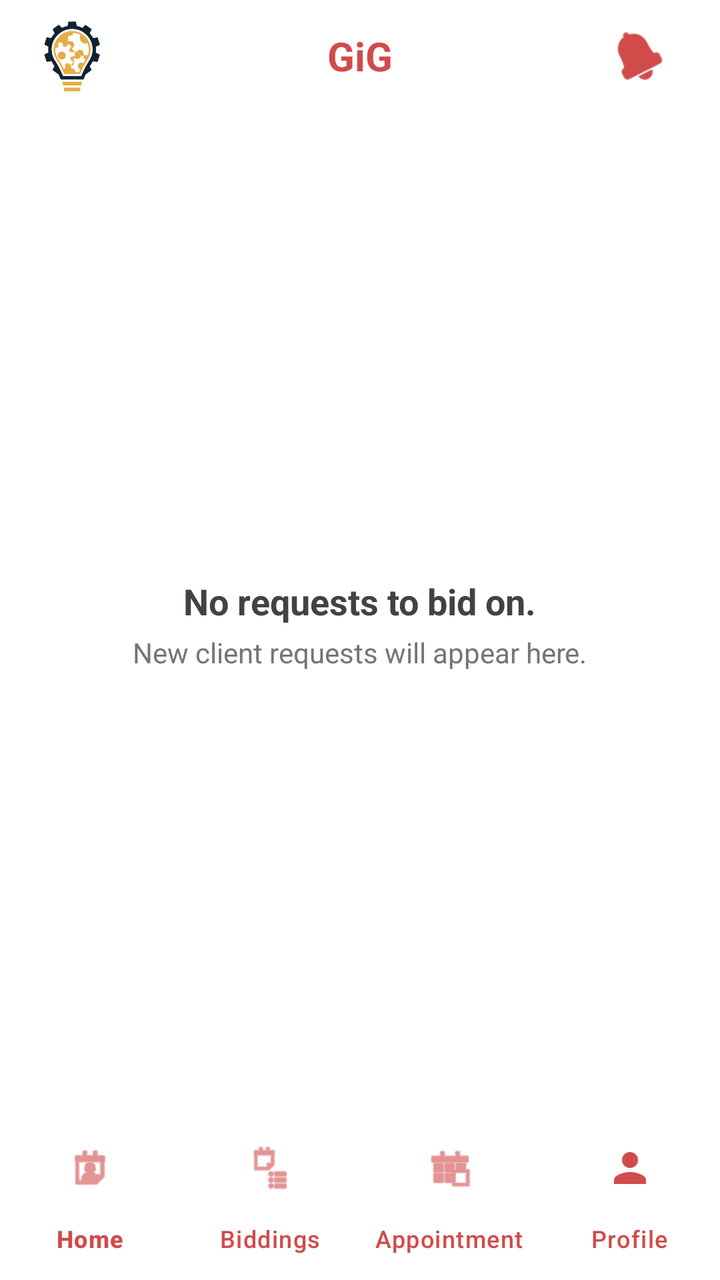
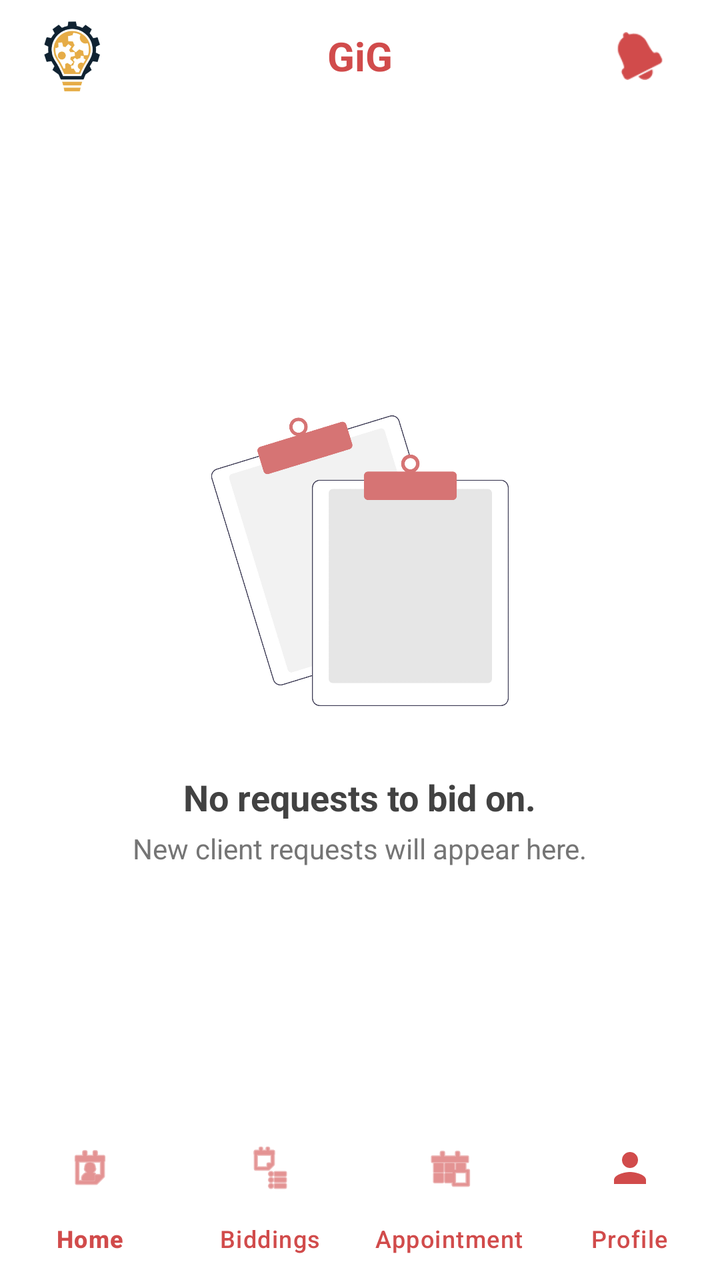

Two renders of the same Android screen: before a commit and after it. Below are the layout's source before the change and the commit's diff.
<!-- AndroidManifest.xml: application theme Theme.G08 -->
<!-- res/layout/home_pro.xml -->
<?xml version="1.0" encoding="utf-8"?>
<androidx.constraintlayout.widget.ConstraintLayout xmlns:android="http://schemas.android.com/apk/res/android"
    xmlns:app="http://schemas.android.com/apk/res-auto"
    xmlns:tools="http://schemas.android.com/tools"
    android:layout_width="match_parent"
    android:layout_height="match_parent"
    android:fitsSystemWindows="true">

    <LinearLayout
        android:id="@+id/contentArea"
        android:layout_width="match_parent"
        android:layout_height="0dp"
        android:orientation="vertical"
        app:layout_constraintBottom_toTopOf="@+id/bottomNav"
        app:layout_constraintTop_toTopOf="parent">

        
        <FrameLayout
            android:id="@+id/topNavBar"
            android:layout_width="match_parent"
            android:layout_height="56dp"
            android:paddingStart="16dp"
            android:paddingEnd="16dp"
            android:background="@color/white">

            <ImageView
                android:id="@+id/imgLogobulb"
                android:layout_width="40dp"
                android:layout_height="40dp"
                android:layout_gravity="start|center_vertical"
                android:contentDescription="@string/app_name"
                app:srcCompat="@drawable/gig_bulb_logo" />

            <TextView
                android:id="@+id/topNavTitle"
                android:layout_width="wrap_content"
                android:layout_height="wrap_content"
                android:layout_gravity="center"
                android:text="@string/app_name_gig"
                android:textColor="@color/main_cust_color_legacy"
                android:textSize="20sp"
                android:textStyle="bold" />

            <ImageButton
                android:id="@+id/btnNotification"
                android:layout_width="48dp"
                android:layout_height="48dp"
                android:layout_gravity="end|center_vertical"
                android:background="?attr/selectableItemBackgroundBorderless"
                android:contentDescription="@string/notification"
                android:scaleType="centerInside"
                android:padding="12dp"
                app:srcCompat="@android:drawable/ic_popup_reminder"
                app:tint="@color/main_cust_color_legacy" />
        </FrameLayout>

        
        <FrameLayout
            android:layout_width="match_parent"
            android:layout_height="0dp"
            android:layout_weight="1"
            android:layout_marginTop="8dp">

            
            <FrameLayout
                android:id="@+id/homeContent"
                android:layout_width="match_parent"
                android:layout_height="match_parent">

                <androidx.recyclerview.widget.RecyclerView
                    android:id="@+id/biddingsList"
                    android:layout_width="match_parent"
                    android:layout_height="match_parent"
                    android:clipToPadding="false"
                    android:paddingTop="8dp"
                    android:paddingBottom="16dp" />

                <LinearLayout
                    android:id="@+id/emptyBiddingsView"
                    android:layout_width="wrap_content"
                    android:layout_height="wrap_content"
                    android:layout_gravity="center"
                    android:orientation="vertical"
                    android:gravity="center"
                    android:padding="24dp">

                    <TextView
                        android:layout_width="wrap_content"
                        android:layout_height="wrap_content"
                        android:text="@string/no_biddings"
                        android:textColor="@color/main_netural_color"
                        android:textSize="18sp"
                        android:textStyle="bold" />

                    <TextView
                        android:layout_width="wrap_content"
                        android:layout_height="wrap_content"
                        android:layout_marginTop="4dp"
                        android:text="@string/no_biddings_hint"
                        android:textColor="@color/grey"
                        android:textSize="14sp" />
                </LinearLayout>
            </FrameLayout>

            
            <FrameLayout
                android:id="@+id/biddingsViewContent"
                android:layout_width="match_parent"
                android:layout_height="match_parent"
                android:visibility="gone">

                <TextView
                    android:layout_width="wrap_content"
                    android:layout_height="wrap_content"
                    android:layout_gravity="center"
                    android:text="@string/biddings_view"
                    android:textColor="@color/main_netural_color"
                    android:textSize="18sp" />
            </FrameLayout>

            
            <FrameLayout
                android:id="@+id/appointmentViewContent"
                android:layout_width="match_parent"
                android:layout_height="match_parent"
                android:visibility="gone">

                <TextView
                    android:layout_width="wrap_content"
                    android:layout_height="wrap_content"
                    android:layout_gravity="center"
                    android:text="@string/appointment_view"
                    android:textColor="@color/main_netural_color"
                    android:textSize="18sp" />
            </FrameLayout>

            
            <FrameLayout
                android:id="@+id/profileViewContent"
                android:layout_width="match_parent"
                android:layout_height="match_parent"
                android:visibility="gone">

                <ScrollView
                    android:layout_width="match_parent"
                    android:layout_height="match_parent"
                    android:fillViewport="true"
                    android:paddingHorizontal="16dp"
                    android:paddingTop="20dp"
                    android:paddingBottom="24dp">

                    <LinearLayout
                        android:layout_width="match_parent"
                        android:layout_height="wrap_content"
                        android:orientation="vertical">













































































                        <com.google.android.material.card.MaterialCardView
                            android:layout_width="match_parent"
                            android:layout_height="wrap_content"
                            app:cardBackgroundColor="@color/white"
                            app:cardCornerRadius="12dp"
                            app:cardElevation="0dp"
                            app:strokeColor="@color/input_border_light_grey"
                            app:strokeWidth="1dp">

                            <LinearLayout
                                android:id="@+id/profileLogoutTile"
                                android:layout_width="match_parent"
                                android:layout_height="wrap_content"
                                android:orientation="horizontal"
                                android:gravity="center_vertical"
                                android:padding="16dp"
                                android:minHeight="56dp"
                                android:background="?attr/selectableItemBackground">

                                <ImageView
                                    android:layout_width="28dp"
                                    android:layout_height="28dp"
                                    android:src="@android:drawable/ic_lock_power_off"
                                    android:contentDescription="@null"
                                    app:tint="@color/main_cust_color_legacy" />
                                <TextView
                                    android:layout_width="0dp"
                                    android:layout_height="wrap_content"
                                    android:layout_weight="1"
                                    android:layout_marginStart="16dp"
                                    android:text="@string/logout"
                                    android:textColor="@color/main_netural_color"
                                    android:textSize="16sp"
                                    android:textStyle="bold" />
                            </LinearLayout>
                        </com.google.android.material.card.MaterialCardView>
                    </LinearLayout>
                </ScrollView>
            </FrameLayout>
        </FrameLayout>
    </LinearLayout>

    <com.google.android.material.bottomnavigation.BottomNavigationView
        android:id="@+id/bottomNav"
        android:layout_width="match_parent"
        android:layout_height="wrap_content"
        android:background="@color/white"
        app:itemIconTint="@color/main_cust_color_legacy"
        app:itemTextColor="@color/main_cust_color_legacy"
        app:labelVisibilityMode="labeled"
        app:menu="@menu/bottom_nav_pro"
        app:layout_constraintBottom_toBottomOf="parent"
        app:layout_constraintEnd_toEndOf="parent"
        app:layout_constraintStart_toStartOf="parent" />

</androidx.constraintlayout.widget.ConstraintLayout>
<!-- resources referenced by this layout -->
<resources>
  <color name="grey">#757575</color>
  <color name="input_border_light_grey">#E0E0E0</color>
  <color name="main_cust_color_legacy">#D14B4B</color>
  <color name="main_netural_color">#424242</color>
  <color name="white">#FFFFFFFF</color>
  <!-- drawable gig_bulb_logo: png bitmap (drawable, 37553 bytes) -->
  <string name="app_name">g08</string>
  <string name="app_name_gig">GiG</string>
  <string name="appointment_view">Appointment view</string>
  <string name="biddings_view">Biddings view</string>
  <string name="logout">Logout</string>
  <string name="no_biddings">No requests to bid on.</string>
  <string name="no_biddings_hint">New client requests will appear here.</string>
  <string name="notification">Notifications</string>
  <style name="Theme.G08" parent="Base.Theme.G08" />
  <style name="Base.Theme.G08" parent="Theme.Material3.DayNight.NoActionBar">
          
          
          <item name="android:windowBackground">@color/cardview_light_background</item>
          <item name="android:fontFamily">sans-serif</item>
          <item name="materialButtonStyle">@style/Widget.G08.Button</item>
          <item name="editTextStyle">@style/Widget.G08.EditText</item>
      </style>
  <style name="Widget.G08.Button" parent="Widget.Material3.Button">
          <item name="cornerRadius">@dimen/button_corner_radius</item>
          <item name="android:paddingTop">@dimen/button_vertical_padding</item>
          <item name="android:paddingBottom">@dimen/button_vertical_padding</item>
          <item name="android:textStyle">bold</item>
          <item name="android:layout_marginTop">@dimen/button_vertical_margin</item>
          <item name="android:layout_marginBottom">@dimen/button_vertical_margin</item>
      </style>
  <style name="Widget.G08.EditText" parent="Widget.AppCompat.EditText">
          <item name="android:background">@drawable/edittext_bordered</item>
          <item name="android:padding">12dp</item>
      </style>
  <dimen name="button_corner_radius">10dp</dimen>
  <dimen name="button_vertical_padding">15dp</dimen>
  <dimen name="button_vertical_margin">10dp</dimen>
  <!-- drawable edittext_bordered (drawable) -->
  <?xml version="1.0" encoding="utf-8"?>
  <shape xmlns:android="http://schemas.android.com/apk/res/android"
      android:shape="rectangle">
      <solid android:color="@color/white" />
      <stroke
          android:width="1dp"
          android:color="@color/input_border_light_grey" />
      <corners android:radius="10dp" />
  </shape>
</resources>

<!-- the commit's change to res/layout/home_pro.xml (unified diff, before → after) -->
@@ -83,6 +83,13 @@
                     android:orientation="vertical"
                     android:gravity="center"
                     android:padding="24dp">
+
+                    <ImageView
+                        android:layout_width="180dp"
+                        android:layout_height="180dp"
+                        android:layout_marginBottom="16dp"
+                        android:contentDescription="@string/no_biddings"
+                        android:src="@drawable/empty_pro" />
 
                     <TextView
                         android:layout_width="wrap_content"
<!-- resource entries referenced after the edit -->
@@ -5,6 +5,7 @@
   <color name="main_cust_color_legacy">#D14B4B</color>
   <color name="main_netural_color">#424242</color>
   <color name="white">#FFFFFFFF</color>
+  <!-- drawable empty_pro: png bitmap (drawable, 62104 bytes) -->
   <!-- drawable gig_bulb_logo: png bitmap (drawable, 37553 bytes) -->
   <string name="app_name">g08</string>
   <string name="app_name_gig">GiG</string>
